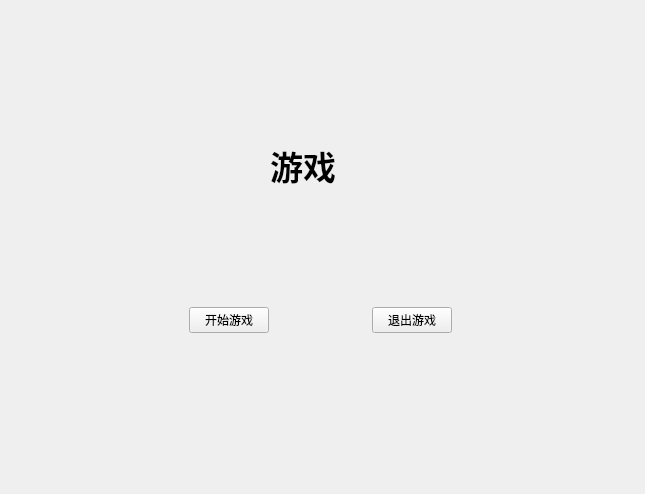
Above: gameWidget.ui from Axlashh/fake-noita before the change. Below: the same form after it.
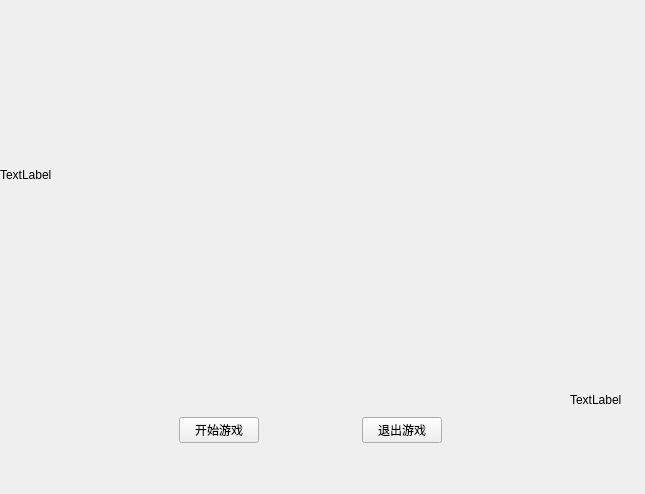
That is the form after the change.

```diff
--- a/gameWidget.ui
+++ b/gameWidget.ui
@@ -19,36 +19,11 @@
   <property name="windowTitle">
    <string>myWidget</string>
   </property>
-  <widget class="QLabel" name="label">
-   <property name="geometry">
-    <rect>
-     <x>270</x>
-     <y>140</y>
-     <width>121</width>
-     <height>51</height>
-    </rect>
-   </property>
-   <property name="font">
-    <font>
-     <pointsize>25</pointsize>
-     <bold>true</bold>
-    </font>
-   </property>
-   <property name="text">
-    <string>游戏</string>
-   </property>
-   <property name="textFormat">
-    <enum>Qt::AutoText</enum>
-   </property>
-   <property name="wordWrap">
-    <bool>false</bool>
-   </property>
-  </widget>
   <widget class="QWidget" name="widget" native="true">
    <property name="geometry">
     <rect>
-     <x>80</x>
-     <y>280</y>
+     <x>70</x>
+     <y>390</y>
      <width>481</width>
      <height>81</height>
     </rect>
@@ -109,6 +84,32 @@
     </item>
    </layout>
   </widget>
+  <widget class="QLabel" name="gameLabel">
+   <property name="geometry">
+    <rect>
+     <x>0</x>
+     <y>0</y>
+     <width>550</width>
+     <height>350</height>
+    </rect>
+   </property>
+   <property name="text">
+    <string>TextLabel</string>
+   </property>
+  </widget>
+  <widget class="QLabel" name="labelaa">
+   <property name="geometry">
+    <rect>
+     <x>570</x>
+     <y>390</y>
+     <width>67</width>
+     <height>20</height>
+    </rect>
+   </property>
+   <property name="text">
+    <string>TextLabel</string>
+   </property>
+  </widget>
  </widget>
  <layoutdefault spacing="6" margin="11"/>
  <resources/>
```
